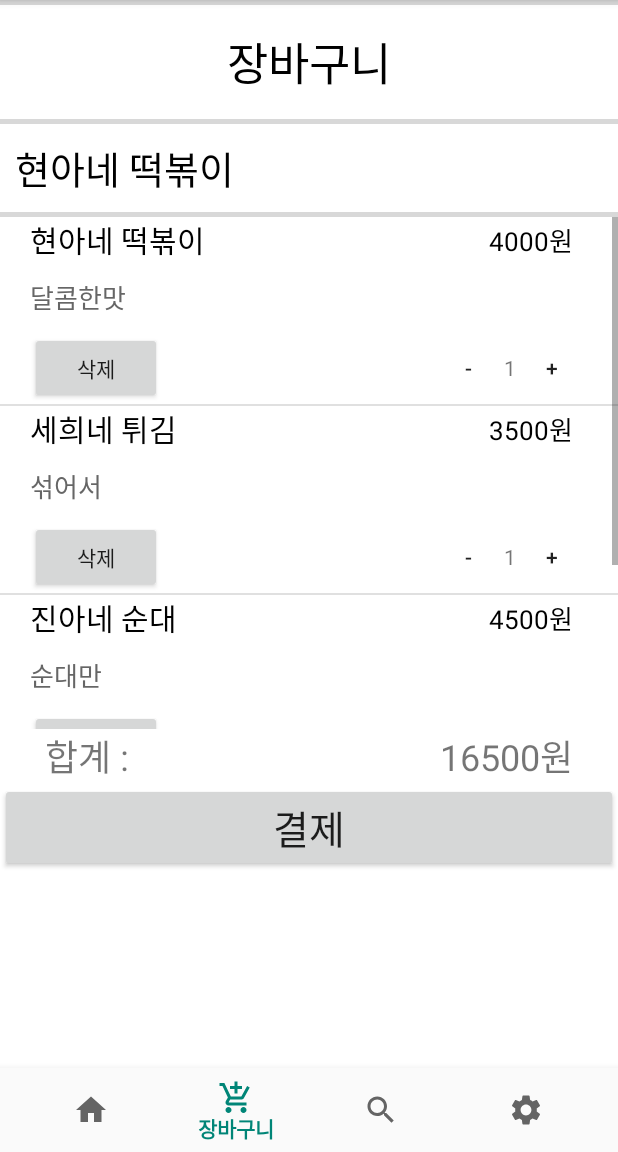
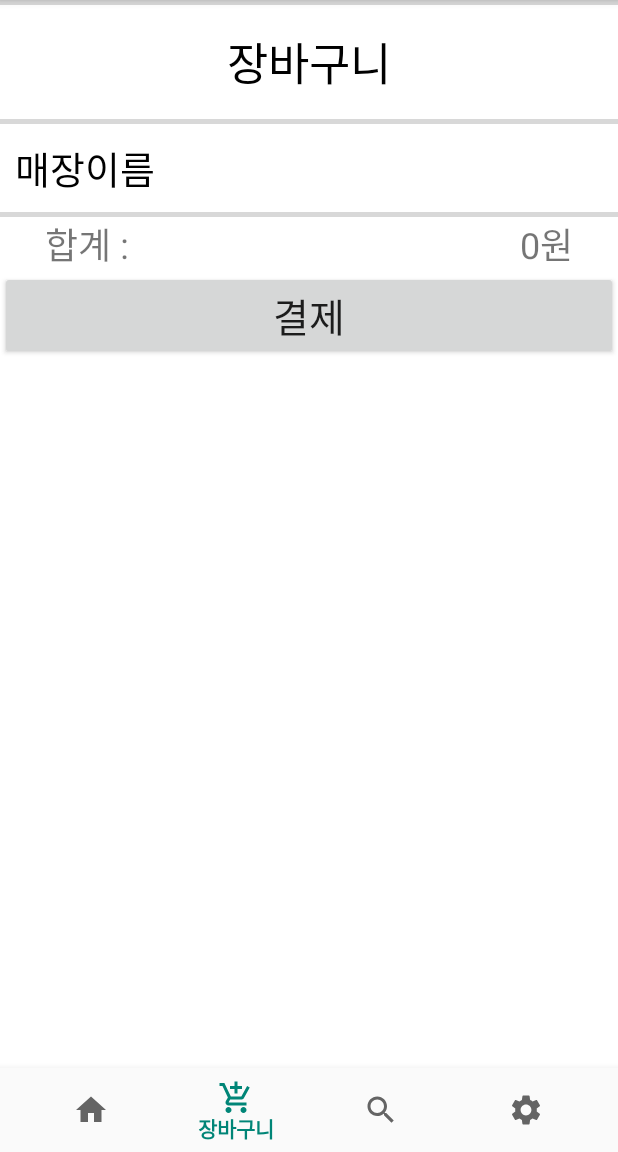
Before and after one commit to Hyeeeeona/kioskClient, an Android app: the screen it shows after launch once a user with an empty profile is signed in (MainActivity), item 2 of the bottom bar chosen, on a phone screen of 412 x 824 dp, the part 84-1236 px from its top. Run offline under Robolectric (Android 15) with nearby library versions, the phone set to English and light mode, and no system bars; our stand-ins replace Firebase (no records; nobody signed in at launch, a user with empty details on screens opened directly); libraries missing offline, so code that uses them is left out: jp.wasabeef.glide; pictures from the network do not load; 4 statements that could not run were skipped.

Commit message:
* 디버깅용 데이터 삭제 -> 보이는 것만 로그는 남겨둠

```diff
--- a/app/src/main/java/com/example/kioskclient/CardDataFileIO.java
+++ b/app/src/main/java/com/example/kioskclient/CardDataFileIO.java
@@ -67,16 +67,16 @@ public class CardDataFileIO {
 
             //FIXME: 작업 이후 삭제
             // CardDataFileIO 테스트 임시 데이터 저장
-
+            /*
             String string = JsonExample.makeJsonStringCardDataExample();
             try {
                 jsonArray = new JSONArray(string);
                 CardDataFileIO.saveCardDataJson(context,jsonArray);
             }catch (Exception ee){
                 e.printStackTrace();
-            }
+            }*/
             //TODO: 작업이후 추가
-            // CardDataFileIO.saveCardEmptyData(getApplicationContext());
+            CardDataFileIO.saveCardEmptyData(context);
         }
         return jsonArray;
     }
--- a/app/src/main/java/com/example/kioskclient/CartDataFileIO.java
+++ b/app/src/main/java/com/example/kioskclient/CartDataFileIO.java
@@ -67,7 +67,7 @@ public class CartDataFileIO {
 
             //FIXME: 작업 이후 삭제
             // CartDataFileIO 테스트 임시 데이터 저장
-
+/*
             String string = JsonExample.makeJsonStringCartDataExample();
             try {
                 jsonObject = new JSONObject(string);
@@ -75,8 +75,9 @@ public class CartDataFileIO {
             }catch (Exception ee){
                 e.printStackTrace();
             }
+            */
             //TODO: 작업이후 추가
-            // CartDataFileIO.saveCartEmptyData(getApplicationContext());
+            CartDataFileIO.saveCartEmptyData(context);
         }
         return jsonObject;
     }
--- a/app/src/main/java/com/example/kioskclient/FragmentMenuCart.java
+++ b/app/src/main/java/com/example/kioskclient/FragmentMenuCart.java
@@ -26,7 +26,7 @@ import org.json.JSONObject;
 //TODO: 합계를 표기하기위해서는 ListView 대신 RecyclerView를 사용할 필요가 있음. 시간 여유가 있으면 수정할 예정
 public class FragmentMenuCart extends Fragment {
 
-
+    View view;
     public FragmentMenuCart() {
         // Required empty public constructor
     }
@@ -47,8 +47,14 @@ public class FragmentMenuCart extends Fragment {
     public View onCreateView(LayoutInflater inflater, ViewGroup container,
                              Bundle savedInstanceState) {
         // Inflate the layout for this fragment
-        View view = inflater.inflate(R.layout.fragment_menu_cart, null);
+        view = inflater.inflate(R.layout.fragment_menu_cart, null);
 
+        return view;
+    }
+
+    @Override
+    public void onStart() {
+        super.onStart();
         String Jsonstr = JsonExample.makeJsonStringCartDataExample();
         Log.d("FragmentCart",Jsonstr);
 
@@ -98,11 +104,9 @@ public class FragmentMenuCart extends Fragment {
                 intent.putExtra("TotalCost",adapter.getTotalCost());
                 startActivity(intent);
 
-
             }
         });
 
-        return view;
     }
 
     @Override
--- a/app/src/main/java/com/example/kioskclient/PaymentActivity.java
+++ b/app/src/main/java/com/example/kioskclient/PaymentActivity.java
@@ -259,7 +259,7 @@ public class PaymentActivity extends AppCompatActivity {
                                         status_ok = false;
                                     }
                                 });
-
+                                CartDataFileIO.saveCartEmptyData(PaymentActivity.this);
                                 HistoryDataFileIO.saveAddHistoryDataJson(PaymentActivity.this,
                                         HistoryDataFileIO.makeHistoryDataJson(shop_id,storeName.getText().toString(),menuView.getText().toString(),System.currentTimeMillis()));
                                 onBackPressed();
--- a/app/src/main/java/com/example/kioskclient/StoreMenu.java
+++ b/app/src/main/java/com/example/kioskclient/StoreMenu.java
@@ -105,7 +105,8 @@ public class StoreMenu extends AppCompatActivity implements View.OnClickListener
         MenuCost_M.setText(" * M : " + menuCost_m + "원");
         MenuCost_L.setText(" * L : " + menuCost_l + "원");
 
-
+        cost = menuCost_s;
+        btnMenuCost.setText(Integer.toString(count) + "개 담기       " + (count * cost) + "원");
     }
 
     @Override
```
Also changed, not shown: app/src/main/java/com/example/kioskclient/CardDataActivity.java (+15 -9 lines), app/src/main/java/com/example/kioskclient/FragmentMenuOrderHistory.java (+8 -1 lines), app/src/main/res/layout/fragment_favorite.xml (+17 -4 lines).
